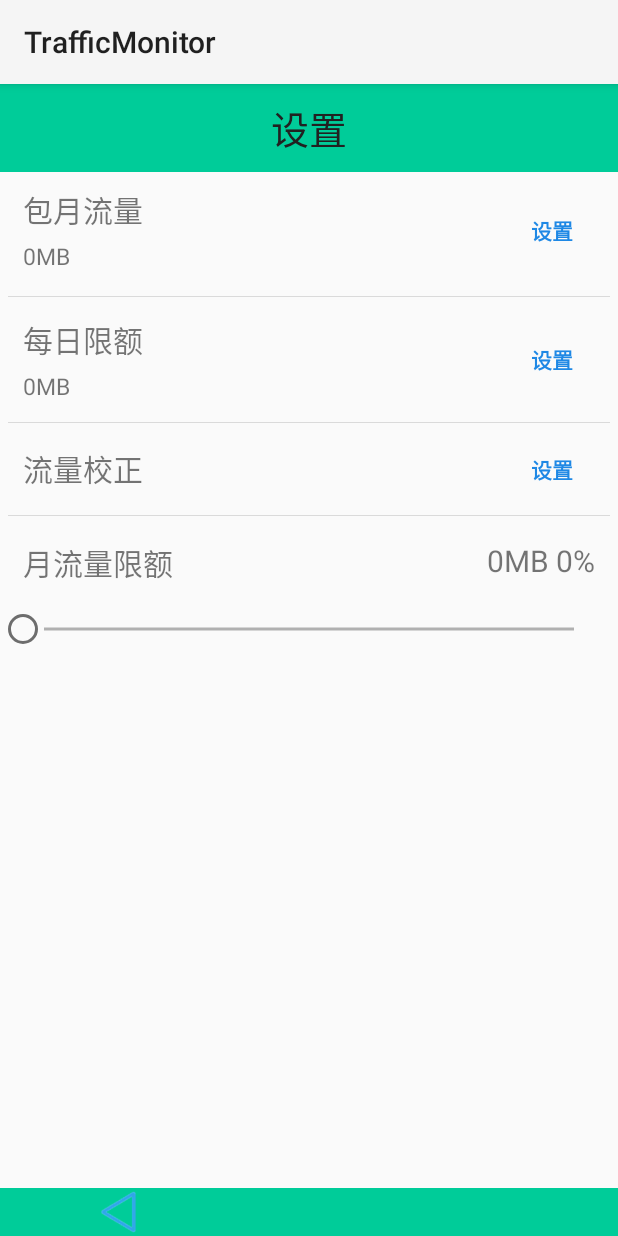
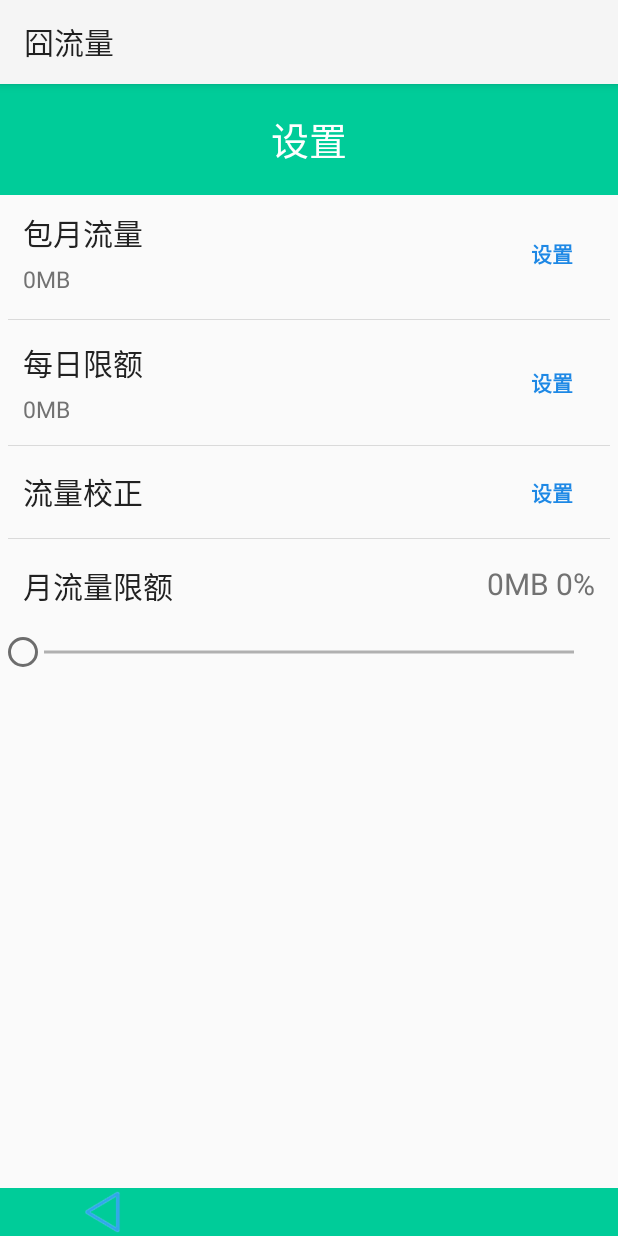
Before and after one commit to yunxiyinzhe/NetworkTrafficMonitor, an Android app: the TrafficSettingActivity screen opened directly, with no data from a screen before it, on a phone screen of 412 x 824 dp. Run offline under Robolectric (Android 15) with nearby library versions, the phone set to English and light mode, and no system bars; libraries missing offline, so code that uses them is left out: com.afollestad.materialdialogs, com.nineoldandroids.view; 3 statements that could not run were skipped.

Commit message:
some UI changes

```diff
--- a/app/src/main/java/com/dylangao/networktrafficmonitor/ui/TrafficDetailActivity.java
+++ b/app/src/main/java/com/dylangao/networktrafficmonitor/ui/TrafficDetailActivity.java
@@ -53,6 +53,7 @@ public class TrafficDetailActivity extends ActionBarActivity implements Material
 		setContentView(R.layout.traffic_detail_layout);
 
 		tabHost = (MaterialTabHost) this.findViewById(R.id.materialTabHost);
+        tabHost.setPrimaryColor(getResources().getColor(R.color.primary_color));
 		pager = (ViewPager) this.findViewById(R.id.viewpager);
 
 		// init view pager
--- a/app/src/main/java/com/dylangao/networktrafficmonitor/ui/TrafficDetailFragment.java
+++ b/app/src/main/java/com/dylangao/networktrafficmonitor/ui/TrafficDetailFragment.java
@@ -12,6 +12,7 @@ import com.gc.materialdesign.views.ProgressBarDetermininate;
 import com.dylangao.networktrafficmonitor.R;
 import com.dylangao.networktrafficmonitor.database.ConfigDataUtils;
 import com.dylangao.networktrafficmonitor.database.TrafficDataUtils;
+import com.github.lzyzsd.circleprogress.CircleProgress;
 
 import static com.dylangao.networktrafficmonitor.database.DataBaseConstants.*;
 
@@ -26,7 +27,7 @@ public class TrafficDetailFragment extends Fragment {
 
     private TextView bytesLimitTitleView;
     private TextView bytesLimitDetail;
-    private ProgressBarDetermininate bytesLimitProgressBar;
+    private CircleProgress bytesLimitProgressBar;
 
     private TextView moblieDetailTitle;
     private TextView moblieDetailTotalBytes;
@@ -56,7 +57,7 @@ public class TrafficDetailFragment extends Fragment {
         cr = getActivity().getContentResolver();
 
         bytesLimitDetail = (TextView)tab.findViewById(R.id.bytes_limit_detail);
-        bytesLimitProgressBar = (ProgressBarDetermininate)tab.findViewById(R.id.bytes_limit_progressBar);
+        bytesLimitProgressBar = (CircleProgress)tab.findViewById(R.id.bytes_limit_progressBar);
         bytesLimitProgressBar.setMax(100);
 
         moblieDetailTitle = (TextView)tab.findViewById(R.id.moblie_detail_card).findViewById(R.id.detail_title);
--- a/app/src/main/res/layout/traffic_app_detail_layout.xml
+++ b/app/src/main/res/layout/traffic_app_detail_layout.xml
@@ -1,7 +1,8 @@
 <?xml version="1.0" encoding="utf-8"?>
 <LinearLayout xmlns:android="http://schemas.android.com/apk/res/android"
     android:layout_width="match_parent" android:layout_height="match_parent"
-    android:orientation="vertical">
+    android:orientation="vertical"
+    android:background="@color/background_material_light">
     <RelativeLayout
         android:layout_width="wrap_content"
         android:layout_height="wrap_content"
@@ -21,7 +22,7 @@
                 android:layout_centerVertical="true"
                 android:text="@string/app_detail_title"
                 android:textColor="#FFF"
-                android:textSize="25sp"/>
+                android:textSize="25sp" />
 
         </RelativeLayout>
 
@@ -32,6 +33,7 @@
         android:text="@string/app_detail_tips"
         android:layout_gravity="center_vertical"
         android:textSize="20sp"
+        android:textColor="@color/text"
         android:layout_marginLeft="5sp"
         android:layout_marginTop="10sp"
         android:layout_marginBottom="10sp" />
--- a/app/src/main/res/layout/traffic_setting_layout.xml
+++ b/app/src/main/res/layout/traffic_setting_layout.xml
@@ -3,7 +3,8 @@
     xmlns:materialdesign="http://schemas.android.com/apk/res-auto"
               android:orientation="vertical"
               android:layout_width="match_parent"
-              android:layout_height="match_parent">
+              android:layout_height="match_parent"
+              android:background="@color/background_material_light">
     <RelativeLayout
         android:layout_width="wrap_content"
         android:layout_height="wrap_content"
@@ -22,9 +23,10 @@
                 android:layout_centerHorizontal="true"
                 android:layout_centerVertical="true"
                 android:text="@string/setting_title"
-                android:textColor="@color/text"
+                android:textColor="#FFF"
                 android:textSize="25sp"
-                android:id="@+id/setting_title_view" />
+                android:id="@+id/setting_title_view"
+                android:layout_marginBottom="15dp" />
         </RelativeLayout>
     </RelativeLayout>
 
@@ -57,14 +59,16 @@
                     android:layout_height="wrap_content"
                     android:text="@string/month_plan_text"
                     android:textSize="20sp"
-                    android:layout_marginLeft="15sp" />
+                    android:layout_marginLeft="15sp"
+                    android:textColor="@color/text"/>
                 <TextView
                     android:layout_width="wrap_content"
                     android:layout_height="wrap_content"
                     android:textSize="15sp"
                     android:layout_marginTop="5sp"
                     android:id="@+id/month_plan_mb_view"
-                    android:layout_marginLeft="15sp" />
+                    android:layout_marginLeft="15sp"
+                    android:textColor="@color/secondary"/>
 
             </LinearLayout>
             <com.gc.materialdesign.views.ButtonFlat
@@ -103,14 +107,16 @@
                     android:layout_height="wrap_content"
                     android:text="@string/day_plan_text"
                     android:textSize="20sp"
-                    android:layout_marginLeft="15sp" />
+                    android:layout_marginLeft="15sp"
+                    android:textColor="@color/text"/>
                 <TextView
                     android:layout_width="wrap_content"
                     android:layout_height="wrap_content"
                     android:textSize="15sp"
                     android:layout_marginTop="5sp"
                     android:id="@+id/day_plan_mb_view"
-                    android:layout_marginLeft="15sp" />
+                    android:layout_marginLeft="15sp"
+                    android:textColor="@color/secondary"/>
 
             </LinearLayout>
             <com.gc.materialdesign.views.ButtonFlat
@@ -149,7 +155,8 @@
                     android:layout_height="wrap_content"
                     android:text="@string/correct_monthly_used"
                     android:textSize="20sp"
-                    android:layout_marginLeft="15sp" />
+                    android:layout_marginLeft="15sp"
+                    android:textColor="@color/text"/>
 
             </LinearLayout>
             <com.gc.materialdesign.views.ButtonFlat
@@ -192,14 +199,16 @@
                     android:textSize="20sp"
                     android:layout_alignParentStart="true"
                     android:layout_alignParentLeft="true"
-                    android:layout_centerVertical="true" />
+                    android:layout_centerVertical="true"
+                    android:textColor="@color/text"/>
                 <TextView
                     android:layout_width="wrap_content"
                     android:layout_height="wrap_content"
                     android:textSize="20sp"
                     android:id="@+id/month_plan_limit_mb"
                     android:layout_alignParentEnd="true"
-                    android:layout_alignParentRight="true" />
+                    android:layout_alignParentRight="true"
+                    android:textColor="@color/secondary"/>
             </RelativeLayout>
             <com.gc.materialdesign.views.Slider
                 android:id="@+id/month_plan_slider"
@@ -228,13 +237,17 @@
             android:layout_height="wrap_content"
             android:id="@+id/app_detail_button"
             android:layout_weight="1"
-            android:background="@color/button_background"/>
+            android:background="@color/button_background"
+            android:src ="@drawable/ic_menu_back"
+            android:visibility="invisible" />
         <ImageButton
             android:layout_width="wrap_content"
             android:layout_height="wrap_content"
             android:id="@+id/setting_button"
             android:layout_weight="1"
-            android:background="@color/button_background"/>
+            android:background="@color/button_background"
+            android:src ="@drawable/ic_menu_back"
+            android:visibility="invisible" />
 
     </LinearLayout>
 </LinearLayout>
--- a/app/src/main/res/values/strings.xml
+++ b/app/src/main/res/values/strings.xml
@@ -1,6 +1,6 @@
 <?xml version="1.0" encoding="utf-8"?>
 <resources>
-    <string name="app_name">TrafficMonitor</string>
+    <string name="app_name">囧流量</string>
     <string name="app_description">An app used to monitor network traffic</string>
     <string name="tarffic_monitor_title">流量管理</string>
     <string name="setting_title">设置</string>
--- a/app/src/main/res/values/styles.xml
+++ b/app/src/main/res/values/styles.xml
@@ -1,7 +1,7 @@
 <resources>
     <!-- Base application theme. -->
     <style name="AppTheme" parent="Theme.AppCompat">
-        <item name="colorPrimary">@color/material_indigo_500</item>
+        <item name="colorPrimary">@color/primary_color</item>
         <item name="colorPrimaryDark">@color/material_indigo_600</item>
         <item name="colorAccent">@color/material_pink_500</item>
     </style>
```
Also changed, not shown: app/src/main/res/layout/traffic_detail_tab_layout.xml (+14 -13 lines).
